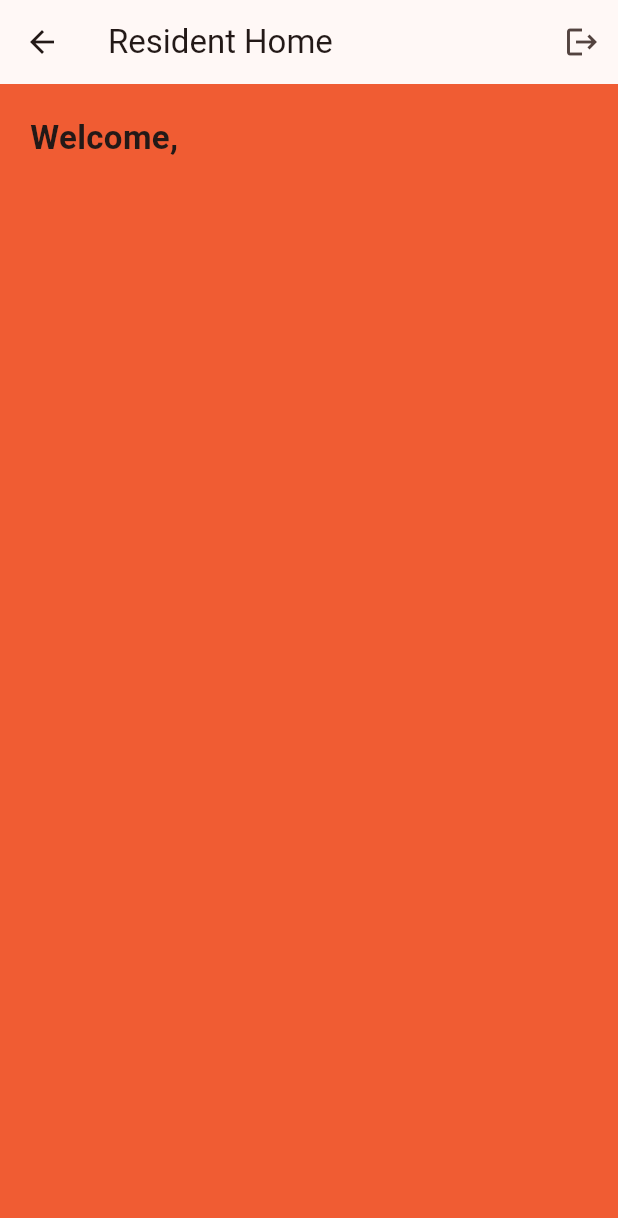
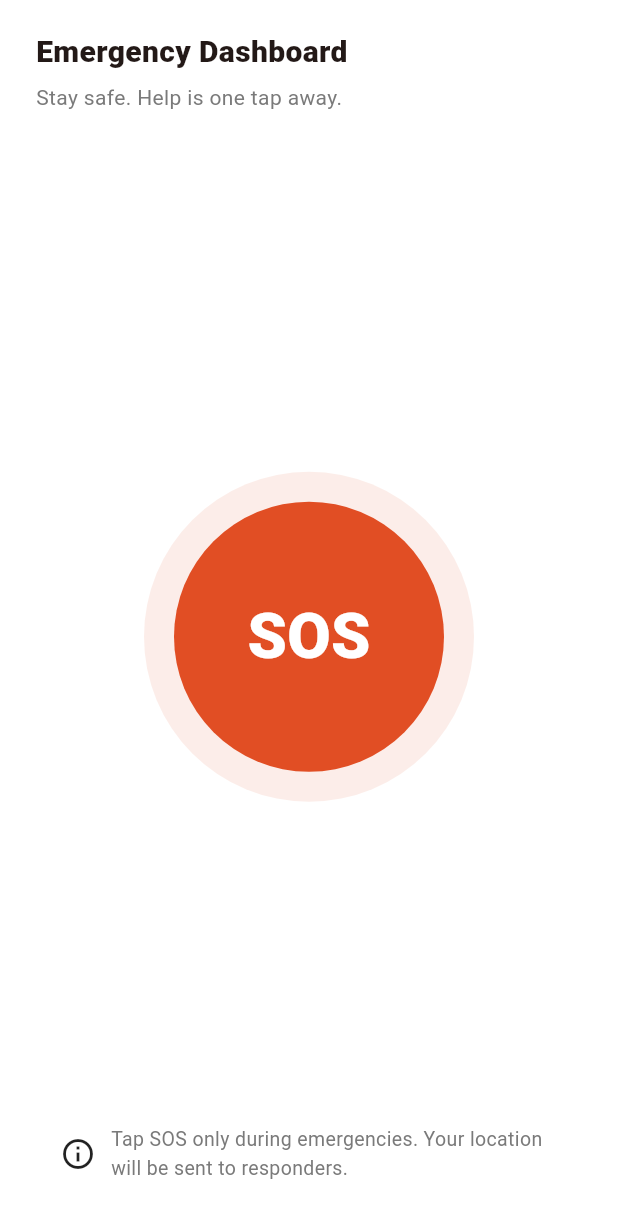
Before and after one commit to AGAP-by-tomBYTES/AGAP, a Flutter app: the ResidentHomePage screen opened by its route, on a phone screen of 412 x 824 dp. Shown: the top 1218 px of the screen. Run offline on Flutter 3.47's test engine with Material 3 defaults, Android fonts, the phone set to English and light mode, and no system bars; our stand-ins replace flutter_dotenv, hive, hive_flutter, supabase_flutter; accounts and stored records are empty.

Commit message:
feat: integrated the resident pages frontend

```diff
--- a/lib/features/resident/pages/home_page.dart
+++ b/lib/features/resident/pages/home_page.dart
@@ -1,101 +1,111 @@
 import 'package:flutter/material.dart';
+import 'package:agap/features/resident/pages/send_sos.dart';
 
-import 'package:agap/features/auth/services/auth_service.dart';
+import 'package:agap/theme/color.dart';
 
-class ResidentHomePage extends StatefulWidget {
+class ResidentHomePage extends StatelessWidget {
   const ResidentHomePage({super.key});
 
   @override
-  State<ResidentHomePage> createState() => _ResidentHomePageState();
-}
+  Widget build(BuildContext context) {
+    return Scaffold(
+      backgroundColor: Colors.white,
+      body: SafeArea(
+        child: Padding(
+          padding: const EdgeInsets.fromLTRB(24, 20, 24, 20),
+          child: Column(
+            crossAxisAlignment: CrossAxisAlignment.start,
+            children: [
+              /// HEADER
+              const Text(
+                'Emergency Dashboard',
+                style: TextStyle(
+                  fontSize: 20,
+                  fontWeight: FontWeight.w800,
+                ),
+              ),
 
-class _ResidentHomePageState extends State<ResidentHomePage> {
-  String? displayName;
+              const SizedBox(height: 6),
 
-  @override
-  void initState() {
-    super.initState();
-    debugPrint("ResidentHomePage: initState called");
-    _loadUser();
-  }
+              Text(
+                'Stay safe. Help is one tap away.',
+                style: TextStyle(
+                  fontSize: 14,
+                  color: AppColors.textMuted,
+                ),
+              ),
 
-  void _loadUser() {
-    debugPrint("ResidentHomePage: Loading user");
+              const SizedBox(height: 40),
 
-    final auth = AuthService();
-    final user = auth.currentUser;
+              /// SOS BUTTON (CENTERPIECE)
+              Expanded(
+                child: Center(
+                  child: GestureDetector(
+                    onTap: () {
+                      Navigator.push(
+                        context,
+                        MaterialPageRoute(
+                          builder: (_) => const SosPage(),
+                        ),
+                      );
+                    },
+                    child: Container(
+                      width: 220,
+                      height: 220,
+                      decoration: BoxDecoration(
+                        shape: BoxShape.circle,
+                        color: AppColors.agapOrangeDeep.withValues(alpha: 0.1),
+                      ),
+                      child: Center(
+                        child: Container(
+                          width: 180,
+                          height: 180,
+                          decoration: BoxDecoration(
+                            shape: BoxShape.circle,
+                            color: AppColors.agapOrangeDeep,
+                          ),
+                          child: const Center(
+                            child: Text(
+                              'SOS',
+                              style: TextStyle(
+                                fontSize: 42,
+                                fontWeight: FontWeight.w900,
+                                color: Colors.white,
+                              ),
+                            ),
+                          ),
+                        ),
+                      ),
+                    ),
+                  ),
+                ),
+              ),
 
-    if (user != null) {
-      debugPrint("ResidentHomePage: User found -> ${user.email}");
-
-      setState(() {
-        // Temporary display (since no DB yet)
-        displayName = user.email;
-      });
-    } else {
-      debugPrint("ResidentHomePage: No user found");
-
-      setState(() {
-        displayName = "Resident";
-      });
-    }
-  }
-
-  Future<void> _logout() async {
-    debugPrint("ResidentHomePage: Logout pressed");
-
-    try {
-      final auth = AuthService();
-      await auth.signOut();
-
-      debugPrint("ResidentHomePage: Sign out successful");
-
-      if (!mounted) {
-        debugPrint("ResidentHomePage: Not mounted, abort navigation");
-        return;
-      }
-
-      debugPrint("ResidentHomePage: Navigating to /");
-      Navigator.pushNamedAndRemoveUntil(
-        context,
-        '/',
-        (route) => false,
-      );
-
-    } catch (e) {
-      debugPrint("ResidentHomePage: Logout error -> $e");
-    }
-  }
-
-  @override
-  Widget build(BuildContext context) {
-    debugPrint("ResidentHomePage: build() called");
-
-    return Scaffold(
-      appBar: AppBar(
-        title: const Text("Resident Home"),
-        actions: [
-          IconButton(
-            icon: const Icon(Icons.logout),
-            onPressed: _logout,
+              /// OPTIONAL INFO CARD
+              Container(
+                padding: const EdgeInsets.all(16),
+                decoration: BoxDecoration(
+                  color: AppColors.overlayWhiteStrong,
+                  borderRadius: BorderRadius.circular(16),
+                ),
+                child: Row(
+                  children: [
+                    const Icon(Icons.info_outline),
+                    const SizedBox(width: 10),
+                    Expanded(
+                      child: Text(
+                        'Tap SOS only during emergencies. Your location will be sent to responders.',
+                        style: TextStyle(
+                          fontSize: 13,
+                          color: AppColors.textMuted,
+                        ),
+                      ),
+                    ),
+                  ],
+                ),
+              ),
+            ],
           ),
-        ],
-      ),
-
-      body: Padding(
-        padding: const EdgeInsets.all(20),
-        child: Column(
-          crossAxisAlignment: CrossAxisAlignment.start,
-          children: [
-            // GREETING
-            Text(
-              "Welcome, ${displayName ?? "Resident"}",
-              style: const TextStyle(
-                fontSize: 22,
-                fontWeight: FontWeight.bold,
-              ),
-            ),
-          ],
         ),
       ),
     );
```
Also changed, not shown: lib/features/resident/pages/danger_page.dart (added, +134 -0 lines), lib/features/resident/pages/safe_state.dart (added, +123 -0 lines), lib/features/resident/pages/send_sos.dart (added, +185 -0 lines).
